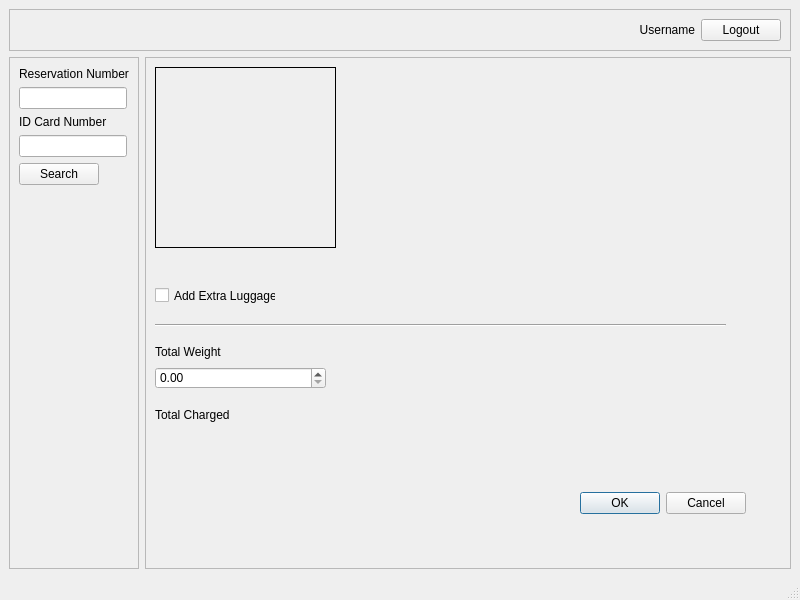
PPL48/AxeApolloStation, file Views/checkincontroller.ui: the form before one commit.
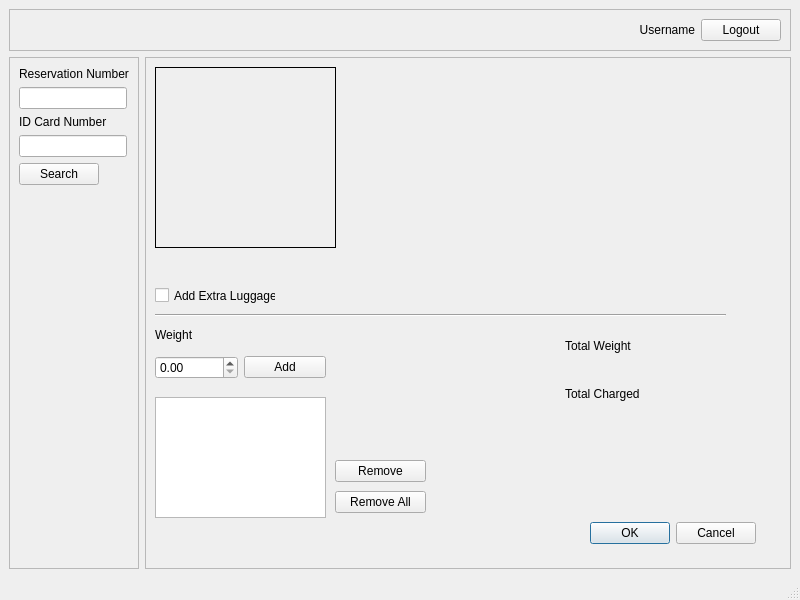
The form after the commit.

Commit message: - tambah multi input untuk berat bagasi - tambah ui untuk parkir - css untuk parkir

The edit to the form file:
```diff
--- a/Views/checkincontroller.ui
+++ b/Views/checkincontroller.ui
@@ -207,26 +207,6 @@
           <string>Add Extra Luggage</string>
          </property>
         </widget>
-        <widget class="QLabel" name="lbCharge">
-         <property name="geometry">
-          <rect>
-           <x>10</x>
-           <y>380</y>
-           <width>121</width>
-           <height>21</height>
-          </rect>
-         </property>
-         <property name="font">
-          <font>
-           <pointsize>12</pointsize>
-           <weight>75</weight>
-           <bold>true</bold>
-          </font>
-         </property>
-         <property name="text">
-          <string>&lt;Charged&gt;</string>
-         </property>
-        </widget>
         <widget class="QLabel" name="lbFlightNumber">
          <property name="geometry">
           <rect>
@@ -270,21 +250,21 @@
          <property name="geometry">
           <rect>
            <x>10</x>
-           <y>287</y>
+           <y>270</y>
            <width>91</width>
            <height>16</height>
           </rect>
          </property>
          <property name="text">
-          <string>Total Weight</string>
+          <string>Weight</string>
          </property>
         </widget>
         <widget class="QDialogButtonBox" name="buttonBox">
          <property name="geometry">
           <rect>
-           <x>20</x>
-           <y>430</y>
-           <width>581</width>
+           <x>440</x>
+           <y>460</y>
+           <width>171</width>
            <height>32</height>
           </rect>
          </property>
@@ -335,19 +315,6 @@
           <string>&lt;Name&gt;</string>
          </property>
         </widget>
-        <widget class="QLabel" name="label_12">
-         <property name="geometry">
-          <rect>
-           <x>10</x>
-           <y>350</y>
-           <width>81</width>
-           <height>16</height>
-          </rect>
-         </property>
-         <property name="text">
-          <string>Total Charged</string>
-         </property>
-        </widget>
         <widget class="QLabel" name="lbGate">
          <property name="geometry">
           <rect>
@@ -368,21 +335,11 @@
           <string>&lt;Gate&gt;</string>
          </property>
         </widget>
-        <widget class="QDoubleSpinBox" name="sbAddLuggage">
-         <property name="geometry">
-          <rect>
-           <x>10</x>
-           <y>310</y>
-           <width>171</width>
-           <height>22</height>
-          </rect>
-         </property>
-        </widget>
         <widget class="Line" name="line">
          <property name="geometry">
           <rect>
            <x>10</x>
-           <y>260</y>
+           <y>250</y>
            <width>571</width>
            <height>16</height>
           </rect>
@@ -391,6 +348,118 @@
           <enum>Qt::Horizontal</enum>
          </property>
         </widget>
+        <widget class="QListView" name="listView">
+         <property name="geometry">
+          <rect>
+           <x>10</x>
+           <y>340</y>
+           <width>171</width>
+           <height>121</height>
+          </rect>
+         </property>
+        </widget>
+        <widget class="QWidget" name="horizontalLayoutWidget">
+         <property name="geometry">
+          <rect>
+           <x>10</x>
+           <y>290</y>
+           <width>171</width>
+           <height>41</height>
+          </rect>
+         </property>
+         <layout class="QHBoxLayout" name="horizontalLayout_3">
+          <item>
+           <widget class="QDoubleSpinBox" name="sbAddLuggage"/>
+          </item>
+          <item>
+           <widget class="QPushButton" name="pushButton">
+            <property name="text">
+             <string>Add</string>
+            </property>
+           </widget>
+          </item>
+         </layout>
+        </widget>
+        <widget class="QWidget" name="verticalLayoutWidget">
+         <property name="geometry">
+          <rect>
+           <x>190</x>
+           <y>400</y>
+           <width>91</width>
+           <height>61</height>
+          </rect>
+         </property>
+         <layout class="QVBoxLayout" name="verticalLayout_2">
+          <item>
+           <widget class="QPushButton" name="pushButton_2">
+            <property name="text">
+             <string>Remove</string>
+            </property>
+           </widget>
+          </item>
+          <item>
+           <widget class="QPushButton" name="pushButton_3">
+            <property name="text">
+             <string>Remove All</string>
+            </property>
+           </widget>
+          </item>
+         </layout>
+        </widget>
+        <widget class="QWidget" name="verticalLayoutWidget_2">
+         <property name="geometry">
+          <rect>
+           <x>420</x>
+           <y>280</y>
+           <width>160</width>
+           <height>90</height>
+          </rect>
+         </property>
+         <layout class="QVBoxLayout" name="verticalLayout_3">
+          <item>
+           <widget class="QLabel" name="label_3">
+            <property name="text">
+             <string>Total Weight</string>
+            </property>
+           </widget>
+          </item>
+          <item>
+           <widget class="QLabel" name="lbCharge_2">
+            <property name="font">
+             <font>
+              <pointsize>12</pointsize>
+              <weight>75</weight>
+              <bold>true</bold>
+             </font>
+            </property>
+            <property name="text">
+             <string>&lt;Weight&gt;</string>
+            </property>
+           </widget>
+          </item>
+          <item>
+           <widget class="QLabel" name="label_12">
+            <property name="text">
+             <string>Total Charged</string>
+            </property>
+           </widget>
+          </item>
+          <item>
+           <widget class="QLabel" name="lbCharge">
+            <property name="font">
+             <font>
+              <pointsize>12</pointsize>
+              <weight>75</weight>
+              <bold>true</bold>
+             </font>
+            </property>
+            <property name="text">
+             <string>&lt;Charged&gt;</string>
+            </property>
+           </widget>
+          </item>
+         </layout>
+        </widget>
        </widget>
       </item>
      </layout>
```
Left out of the diff: 3 changed lines with no effect on the pictures. The commit also changes 1 other file.
